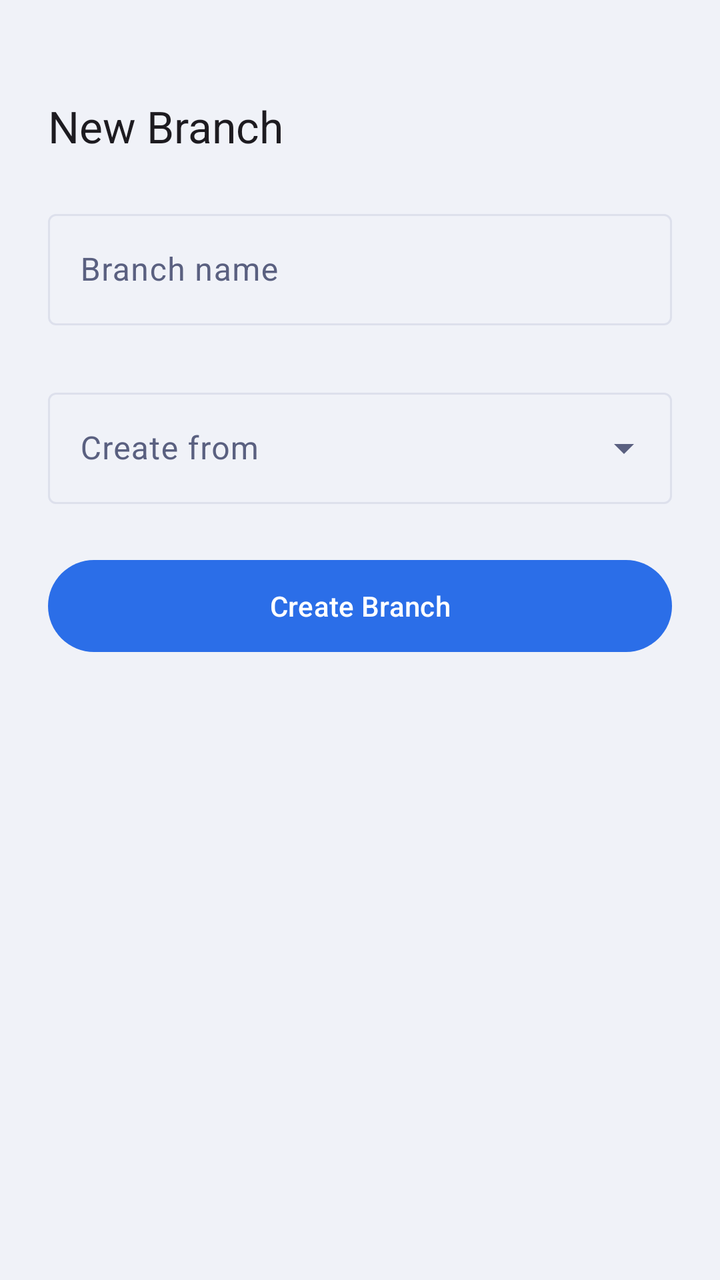
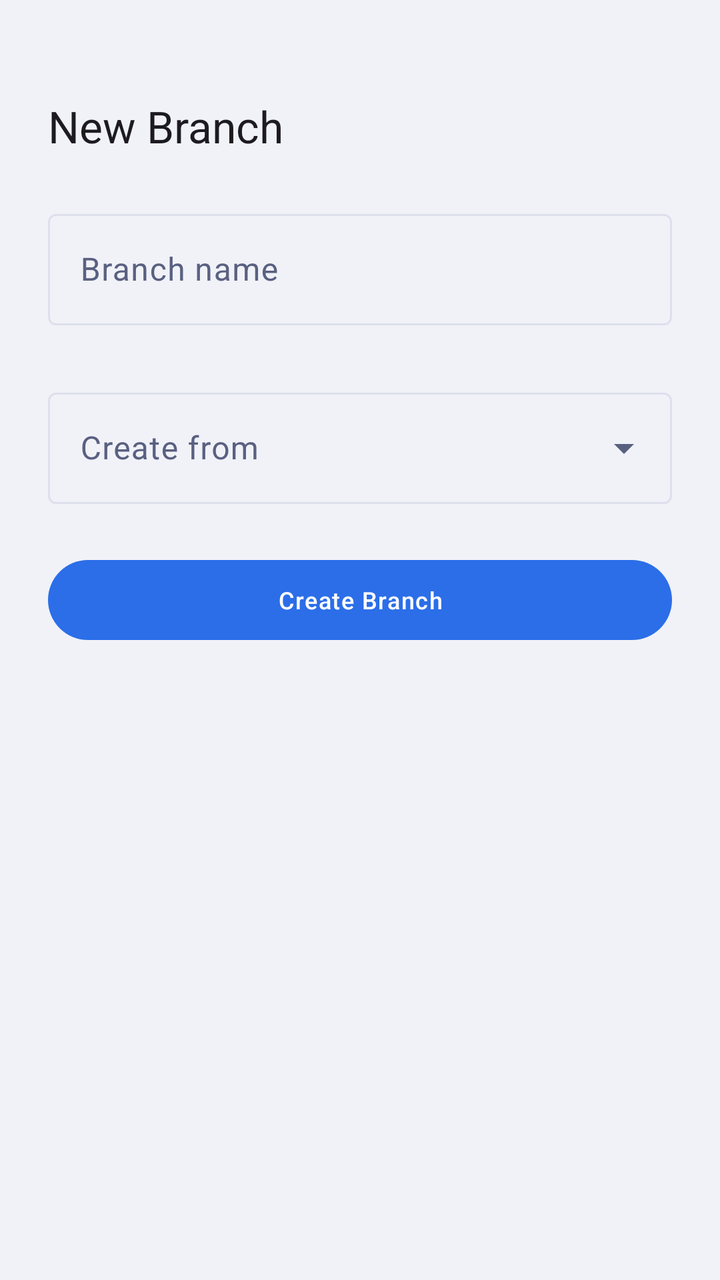

Compare the two renders of this Android layout. The source of the first and the diff that turns it into the second are given below.
<!-- AndroidManifest.xml: application theme Theme.VCode -->
<!-- res/layout/bottom_sheet_new_branch.xml -->
<?xml version="1.0" encoding="utf-8"?>
<LinearLayout xmlns:android="http://schemas.android.com/apk/res/android"
    xmlns:app="http://schemas.android.com/apk/res-auto"
    android:layout_width="match_parent"
    android:layout_height="wrap_content"
    android:orientation="vertical"
    android:padding="24dp">

    <com.google.android.material.bottomsheet.BottomSheetDragHandleView
        android:layout_width="match_parent"
        android:layout_height="wrap_content"
        android:layout_marginTop="-24dp" />

    <TextView
        android:layout_width="wrap_content"
        android:layout_height="wrap_content"
        android:text="New Branch"
        android:textAppearance="@style/TextAppearance.Material3.TitleLarge" />

    <com.google.android.material.textfield.TextInputLayout
        android:id="@+id/til_branch_name"
        style="@style/Widget.Material3.TextInputLayout.OutlinedBox"
        android:layout_width="match_parent"
        android:layout_height="wrap_content"
        android:layout_marginTop="24dp"
        android:hint="Branch name"
        app:errorEnabled="true">

        <com.google.android.material.textfield.TextInputEditText
            android:id="@+id/et_branch_name"
            android:layout_width="match_parent"
            android:layout_height="wrap_content"
            android:inputType="text" />
    </com.google.android.material.textfield.TextInputLayout>

    <com.google.android.material.textfield.TextInputLayout
        android:id="@+id/til_create_from"
        style="@style/Widget.Material3.TextInputLayout.OutlinedBox.ExposedDropdownMenu"
        android:layout_width="match_parent"
        android:layout_height="wrap_content"
        android:layout_marginTop="8dp"
        android:hint="Create from">

        <com.google.android.material.textfield.MaterialAutoCompleteTextView
            android:id="@+id/auto_create_from"
            android:layout_width="match_parent"
            android:layout_height="wrap_content"
            android:inputType="none" />
    </com.google.android.material.textfield.TextInputLayout>

    <com.google.android.material.button.MaterialButton
        android:id="@+id/btn_create_branch"
        android:layout_width="match_parent"
        android:layout_height="54dp"
        android:layout_marginTop="24dp"
        android:text="Create Branch" />

</LinearLayout>
<!-- resources referenced by this layout -->
<resources>
  <color name="vcode_accent_primary">#2B6EE8</color>
  <color name="vcode_on_primary">#FFFFFF</color>
  <color name="vcode_primary_container">#D6E4FF</color>
  <color name="vcode_on_primary_container">#001A41</color>
  <color name="vcode_accent_secondary">#6340E0</color>
  <color name="vcode_on_secondary">#FFFFFF</color>
  <color name="vcode_secondary_container">#E9DDFF</color>
  <color name="vcode_on_secondary_container">#1E0066</color>
  <color name="vcode_accent_success">#1FB870</color>
  <color name="vcode_on_success">#FFFFFF</color>
  <color name="vcode_success_container">#BBFFD8</color>
  <color name="vcode_on_success_container">#002114</color>
  <color name="vcode_accent_error">#D93B38</color>
  <color name="vcode_on_error">#FFFFFF</color>
  <color name="vcode_error_container">#FFDAD6</color>
  <color name="vcode_on_error_container">#410002</color>
  <color name="vcode_bg_deep">#F0F2F8</color>
  <color name="vcode_text_primary">#0D0F1A</color>
  <color name="vcode_bg_surface">#FFFFFF</color>
  <color name="vcode_surface_variant">#E1E4F0</color>
  <color name="vcode_on_surface_variant">#5A6080</color>
  <color name="vcode_bg_card">#F7F8FC</color>
  <color name="vcode_bg_elevated">#ECEEF6</color>
  <color name="vcode_outline">#DDE0EC</color>
  <color name="vcode_outline_variant">#C1C4D0</color>
  <color name="vcode_scrim">#000000</color>
  <style name="VCode.Shape.Small" parent="ShapeAppearance.Material3.SmallComponent">
          <item name="cornerFamily">rounded</item>
          <item name="cornerSize">8dp</item>
      </style>
  <style name="VCode.Shape.Medium" parent="ShapeAppearance.Material3.MediumComponent">
          <item name="cornerFamily">rounded</item>
          <item name="cornerSize">12dp</item>
      </style>
  <style name="VCode.Shape.Large" parent="ShapeAppearance.Material3.LargeComponent">
          <item name="cornerFamily">rounded</item>
          <item name="cornerSize">16dp</item>
      </style>
  <style name="VCode.AlertDialog" parent="ThemeOverlay.Material3.MaterialAlertDialog">
          <item name="shapeAppearanceOverlay">@style/VCode.Shape.Large</item>
          <item name="colorSurface">@color/vcode_bg_card</item>
      </style>
  <!-- unchanged entries left out for length: 1 -->
</resources>

<!-- the commit's change to res/layout/bottom_sheet_new_branch.xml (unified diff, before → after) -->
@@ -14,7 +14,7 @@
     <TextView
         android:layout_width="wrap_content"
         android:layout_height="wrap_content"
-        android:text="New Branch"
+        android:text="@string/vcode_new_branch"
         android:textAppearance="@style/TextAppearance.Material3.TitleLarge" />
 
     <com.google.android.material.textfield.TextInputLayout
@@ -23,7 +23,7 @@
         android:layout_width="match_parent"
         android:layout_height="wrap_content"
         android:layout_marginTop="24dp"
-        android:hint="Branch name"
+        android:hint="@string/vcode_branch_name_hint"
         app:errorEnabled="true">
 
         <com.google.android.material.textfield.TextInputEditText
@@ -39,7 +39,7 @@
         android:layout_width="match_parent"
         android:layout_height="wrap_content"
         android:layout_marginTop="8dp"
-        android:hint="Create from">
+        android:hint="@string/vcode_create_from_hint">
 
         <com.google.android.material.textfield.MaterialAutoCompleteTextView
             android:id="@+id/auto_create_from"
@@ -51,8 +51,9 @@
     <com.google.android.material.button.MaterialButton
         android:id="@+id/btn_create_branch"
         android:layout_width="match_parent"
-        android:layout_height="54dp"
+        android:layout_height="wrap_content"
         android:layout_marginTop="24dp"
-        android:text="Create Branch" />
+        android:text="@string/vcode_create_branch_btn"
+        android:textAppearance="@style/TextAppearance.Material3.LabelMedium" />
 
 </LinearLayout>
<!-- resource entries referenced after the edit -->
@@ -1,5 +1,9 @@
 <!-- resources referenced by this layout -->
 <resources>
+  <string name="vcode_branch_name_hint">Branch name</string>
+  <string name="vcode_create_branch_btn">Create Branch</string>
+  <string name="vcode_create_from_hint">Create from</string>
+  <string name="vcode_new_branch">New Branch</string>
   <color name="vcode_accent_primary">#2B6EE8</color>
   <color name="vcode_on_primary">#FFFFFF</color>
   <color name="vcode_primary_container">#D6E4FF</color>
